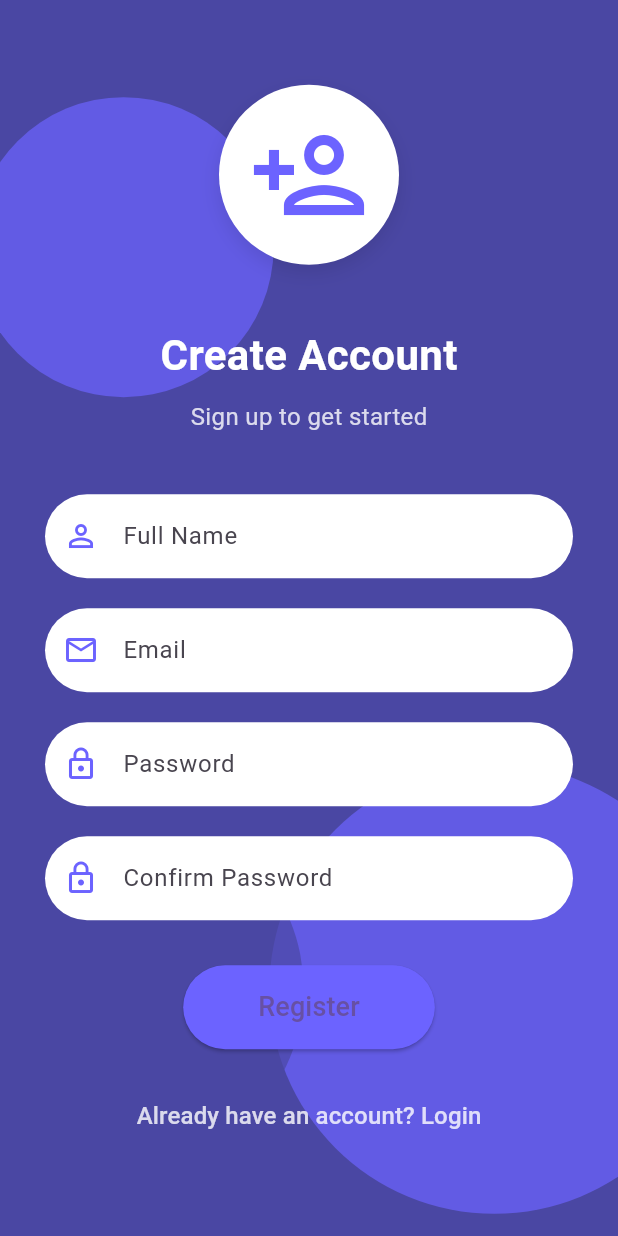
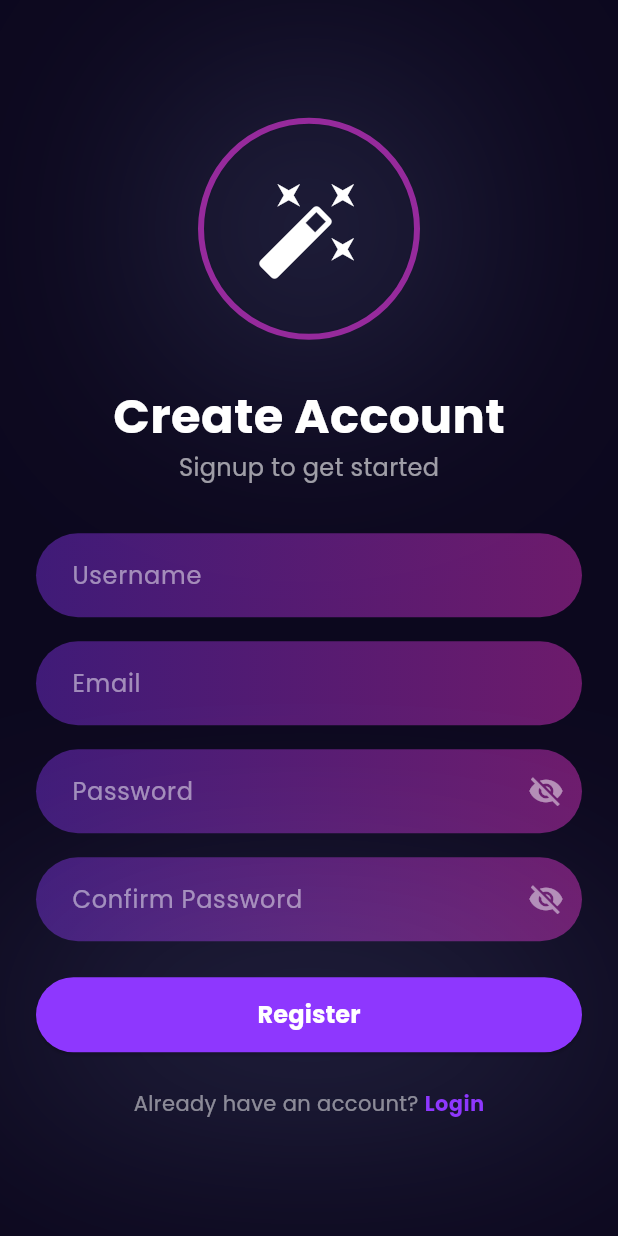
Before and after one commit to Vinit710/flutter_application_1, a Flutter app: the RegisterPage screen opened directly, on a phone screen of 412 x 824 dp. Run offline on Flutter 3.47's test engine with Material 3 defaults, Android fonts, the phone set to English and light mode, and no system bars; our stand-ins replace flutter_staggered_animations, font_awesome_flutter, google_fonts, image_picker, lottie.

Commit message:
new registration page

```diff
--- a/lib/pages/register_page.dart
+++ b/lib/pages/register_page.dart
@@ -1,159 +1,323 @@
 import 'package:flutter/material.dart';
+import 'package:flutter_application_1/pages/login_page.dart';
+import 'imgtopose.dart'; // Import the HomePage
 
-class RegisterPage extends StatelessWidget {
-  const RegisterPage({super.key});
+class RegisterPage extends StatefulWidget {
+  const RegisterPage({Key? key}) : super(key: key);
+  @override
+  _LoginScreenState createState() => _LoginScreenState();
+}
+
+class _LoginScreenState extends State<RegisterPage> {
+  bool _obscurePassword = true;
 
   @override
   Widget build(BuildContext context) {
     return Scaffold(
-      body: Stack(
-        children: [
-          Positioned.fill(
-            child: CustomPaint(
-              painter: BackgroundPainter(),
-            ),
-          ),
-          SafeArea(
-            child: Center(
-              child: SingleChildScrollView(
+      backgroundColor: const Color(0xFF0C081E),
+      body: SafeArea(
         child: Padding(
-                  padding: const EdgeInsets.all(30.0),
+          padding: const EdgeInsets.symmetric(horizontal: 24.0),
           child: Column(
             mainAxisAlignment: MainAxisAlignment.center,
             children: [
+              // Magic wand icon with gradient border
               Container(
-                        padding: const EdgeInsets.all(20),
+                width: 148,
+                height: 148,
                 decoration: BoxDecoration(
-                          color: Colors.white,
                   shape: BoxShape.circle,
+                  border: Border.all(
+                    color: Color.fromRGBO(
+                      234,
+                      55,
+                      228,
+                      0.6,
+                    ),
+                    width: 4,
+                  ),
                   boxShadow: [
                     BoxShadow(
-                              color: Colors.black.withOpacity(0.1),
-                              blurRadius: 10,
-                              offset: const Offset(0, 5),
+                      color: Color.fromRGBO(165, 185, 255, 0.3),
+                      blurRadius: 256,
+                      spreadRadius: 4,
                     ),
                   ],
                 ),
                 child: const Icon(
-                          Icons.person_add_outlined,
-                          size: 80,
-                          color: Color(0xFF6C63FF),
+                  Icons.auto_fix_high,
+                  color: Colors.white,
+                  size: 72,
                 ),
               ),
-                      const SizedBox(height: 40),
+              const SizedBox(height: 28),
+
+              // Welcome Back text
               const Text(
                 'Create Account',
                 style: TextStyle(
                   color: Colors.white,
-                          fontSize: 28,
+                  fontFamily: 'poppins',
+                  fontSize: 32,
                   fontWeight: FontWeight.bold,
                 ),
               ),
-                      const SizedBox(height: 10),
-                      Text(
-                        'Sign up to get started',
+              const Text(
+                'Signup to get started',
                 style: TextStyle(
-                          color: Colors.white.withOpacity(0.8),
+                  color: Color.fromRGBO(255, 255, 255, 0.6),
+                  fontFamily: 'poppins',
                   fontSize: 16,
                 ),
               ),
-                      const SizedBox(height: 40),
-                      TextFormField(
-                        decoration: inputDecoration('Full Name'),
-                        keyboardType: TextInputType.name,
+              const SizedBox(height: 32),
+
+              Container(
+                decoration: BoxDecoration(
+                  gradient: LinearGradient(
+                    colors: [
+                      Color.fromRGBO(141, 55, 254, 0.4),
+                      Color.fromRGBO(254, 55, 224, 0.4),
+                    ],
                   ),
-                      const SizedBox(height: 20),
-                      TextFormField(
-                        decoration: inputDecoration('Email'),
-                        keyboardType: TextInputType.emailAddress,
+                  borderRadius: BorderRadius.circular(30),
                 ),
-                      const SizedBox(height: 20),
-                      TextFormField(
-                        decoration: inputDecoration('Password'),
-                        obscureText: true,
+                child: TextField(
+                  style: const TextStyle(
+                    color: Colors.white,
+                    fontFamily: 'poppins',
                   ),
-                      const SizedBox(height: 20),
-                      TextFormField(
-                        decoration: inputDecoration('Confirm Password'),
-                        obscureText: true,
+                  decoration: InputDecoration(
+                    hintText: 'Username',
+                    hintStyle: TextStyle(
+                        color: Colors.white.withOpacity(0.5),
+                        fontFamily: 'poppins'),
+                    border: OutlineInputBorder(
+                      borderRadius: BorderRadius.circular(32),
+                      borderSide: BorderSide.none,
                     ),
-                      const SizedBox(height: 30),
-                      ElevatedButton(
+                    contentPadding: const EdgeInsets.symmetric(
+                      horizontal: 20,
+                      vertical: 16,
+                    ),
+                  ),
+                ),
+              ),
+              const SizedBox(height: 16),
+
+              // Email field
+              Container(
+                decoration: BoxDecoration(
+                  gradient: LinearGradient(
+                    colors: [
+                      Color.fromRGBO(141, 55, 254, 0.4),
+                      Color.fromRGBO(254, 55, 224, 0.4),
+                    ],
+                  ),
+                  borderRadius: BorderRadius.circular(30),
+                ),
+                child: TextField(
+                  style: const TextStyle(
+                    color: Colors.white,
+                    fontFamily: 'poppins',
+                  ),
+                  decoration: InputDecoration(
+                    hintText: 'Email',
+                    hintStyle: TextStyle(
+                        color: Colors.white.withOpacity(0.5),
+                        fontFamily: 'poppins'),
+                    border: OutlineInputBorder(
+                      borderRadius: BorderRadius.circular(32),
+                      borderSide: BorderSide.none,
+                    ),
+                    contentPadding: const EdgeInsets.symmetric(
+                      horizontal: 20,
+                      vertical: 16,
+                    ),
+                  ),
+                ),
+              ),
+              const SizedBox(height: 16),
+
+              // Password field
+              Container(
+                decoration: BoxDecoration(
+                  gradient: LinearGradient(
+                    colors: [
+                      Color.fromRGBO(141, 55, 254, 0.4),
+                      Color.fromRGBO(254, 55, 224, 0.4),
+                    ],
+                  ),
+                  borderRadius: BorderRadius.circular(30),
+                ),
+                child: TextField(
+                  obscureText: _obscurePassword,
+                  style: const TextStyle(color: Colors.white),
+                  decoration: InputDecoration(
+                    hintText: 'Password',
+                    hintStyle: TextStyle(
+                        color: Colors.white.withOpacity(0.5),
+                        fontFamily: 'poppins'),
+                    border: OutlineInputBorder(
+                      borderRadius: BorderRadius.circular(30),
+                      borderSide: BorderSide.none,
+                    ),
+                    contentPadding: const EdgeInsets.symmetric(
+                      horizontal: 20,
+                      vertical: 16,
+                    ),
+                    suffixIcon: IconButton(
+                      icon: Icon(
+                        _obscurePassword
+                            ? Icons.visibility_off
+                            : Icons.visibility,
+                        color: Colors.white.withOpacity(0.5),
+                      ),
                       onPressed: () {
-                          // Handle registration logic here
+                        setState(() {
+                          _obscurePassword = !_obscurePassword;
+                        });
+                      },
+                    ),
+                  ),
+                ),
+              ),
+
+              const SizedBox(height: 16),
+
+              // confirm Password field
+              Container(
+                decoration: BoxDecoration(
+                  gradient: LinearGradient(
+                    colors: [
+                      Color.fromRGBO(141, 55, 254, 0.4),
+                      Color.fromRGBO(254, 55, 224, 0.4),
+                    ],
+                  ),
+                  borderRadius: BorderRadius.circular(30),
+                ),
+                child: TextField(
+                  obscureText: _obscurePassword,
+                  style: const TextStyle(color: Colors.white),
+                  decoration: InputDecoration(
+                    hintText: 'Confirm Password',
+                    hintStyle: TextStyle(
+                        color: Colors.white.withOpacity(0.5),
+                        fontFamily: 'poppins'),
+                    border: OutlineInputBorder(
+                      borderRadius: BorderRadius.circular(30),
+                      borderSide: BorderSide.none,
+                    ),
+                    contentPadding: const EdgeInsets.symmetric(
+                      horizontal: 20,
+                      vertical: 16,
+                    ),
+                    suffixIcon: IconButton(
+                      icon: Icon(
+                        _obscurePassword
+                            ? Icons.visibility_off
+                            : Icons.visibility,
+                        color: Colors.white.withOpacity(0.5),
+                      ),
+                      onPressed: () {
+                        setState(() {
+                          _obscurePassword = !_obscurePassword;
+                        });
+                      },
+                    ),
+                  ),
+                ),
+              ),
+              const SizedBox(height: 24),
+
+              // Login button
+              Container(
+                decoration: BoxDecoration(
+                  borderRadius: BorderRadius.circular(24),
+                  boxShadow: [
+                    BoxShadow(
+                      color: Color.fromRGBO(165, 185, 255, 0.4),
+                      blurRadius: 192,
+                      spreadRadius: 4,
+                    ),
+                  ],
+                ),
+                child: ElevatedButton(
+                  onPressed: () {
+                    Navigator.pushReplacement(
+                      context,
+                      MaterialPageRoute(builder: (context) => HomePage1()),
+                    );
                   },
                   style: ElevatedButton.styleFrom(
-                          backgroundColor: const Color(0xFF6C63FF),
-                          padding: const EdgeInsets.symmetric(horizontal: 50, vertical: 15),
+                    backgroundColor: Color(0xFF8E37FE),
+                    minimumSize: const Size(double.infinity, 50),
                     shape: RoundedRectangleBorder(
-                            borderRadius: BorderRadius.circular(30),
+                      borderRadius: BorderRadius.circular(25),
                     ),
                   ),
                   child: const Text(
                     'Register',
-                          style: TextStyle(fontSize: 18),
+                    style: TextStyle(
+                      color: Colors.white,
+                      fontFamily: 'poppins',
+                      fontSize: 16,
+                      fontWeight: FontWeight.bold,
                     ),
                   ),
-                      const SizedBox(height: 20),
-                      TextButton(
-                        onPressed: () {
-                          Navigator.pop(context);
+                ),
+              ),
+              const SizedBox(height: 24),
+
+              // Register link
+              Row(
+                mainAxisAlignment: MainAxisAlignment.center,
+                children: [
+                  Text(
+                    'Already have an account? ',
+                    style: TextStyle(
+                        color: Colors.white.withOpacity(0.5),
+                        fontFamily: 'poppins'),
+                  ),
+                  GestureDetector(
+                    onTap: () {
+                      Navigator.push(
+                        context,
+                        MaterialPageRoute(
+                            builder: (context) => const LoginPage()),
+                      );
                     },
-                        child: Text(
-                          'Already have an account? Login',
+                    child: const Text(
+                      'Login',
                       style: TextStyle(
-                            color: Colors.white.withOpacity(0.8),
-                            fontSize: 16,
+                        fontFamily: 'poppins',
+                        color: Color(0xFF8E37FE),
+                        fontWeight: FontWeight.bold,
                       ),
                     ),
                   ),
                 ],
               ),
+            ],
           ),
         ),
-            ),
-          ),
-        ],
       ),
     );
   }
 
-  InputDecoration inputDecoration(String label) {
-    return InputDecoration(
-      labelText: label,
-      filled: true,
-      fillColor: Colors.white,
-      border: OutlineInputBorder(
-        borderRadius: BorderRadius.circular(30),
-        borderSide: BorderSide.none,
+  Widget _socialLoginButton(String iconPath) {
+    return Container(
+      width: 50,
+      height: 50,
+      decoration: BoxDecoration(
+        color: Colors.white,
+        borderRadius: BorderRadius.circular(25),
       ),
-      prefixIcon: Icon(
-        label == 'Email' ? Icons.email_outlined :
-        label == 'Password' || label == 'Confirm Password' ? Icons.lock_outline :
-        Icons.person_outline,
-        color: const Color(0xFF6C63FF),
+      child: Image.asset(
+        iconPath,
+        width: 24,
+        height: 24,
       ),
     );
   }
 }
-
-class BackgroundPainter extends CustomPainter {
-  @override
-  void paint(Canvas canvas, Size size) {
-    final paint = Paint();
-
-    paint.color = const Color(0xFF4A47A3);
-    canvas.drawRect(Rect.fromLTWH(0, 0, size.width, size.height), paint);
-
-    paint.color = const Color(0xFF6C63FF).withOpacity(0.7);
-    canvas.drawCircle(Offset(size.width * 0.2, size.height * 0.2), 100, paint);
-    canvas.drawCircle(Offset(size.width * 0.8, size.height * 0.8), 150, paint);
-
-    paint.color = const Color(0xFF4A47A3).withOpacity(0.7);
-    canvas.drawCircle(Offset(size.width * 0.8, size.height * 0.2), 80, paint);
-    canvas.drawCircle(Offset(size.width * 0.2, size.height * 0.8), 120, paint);
-  }
-
-  @override
-  bool shouldRepaint(covariant CustomPainter oldDelegate) => false;
-}
```
Lines whose indentation alone changed are shown as unchanged.
